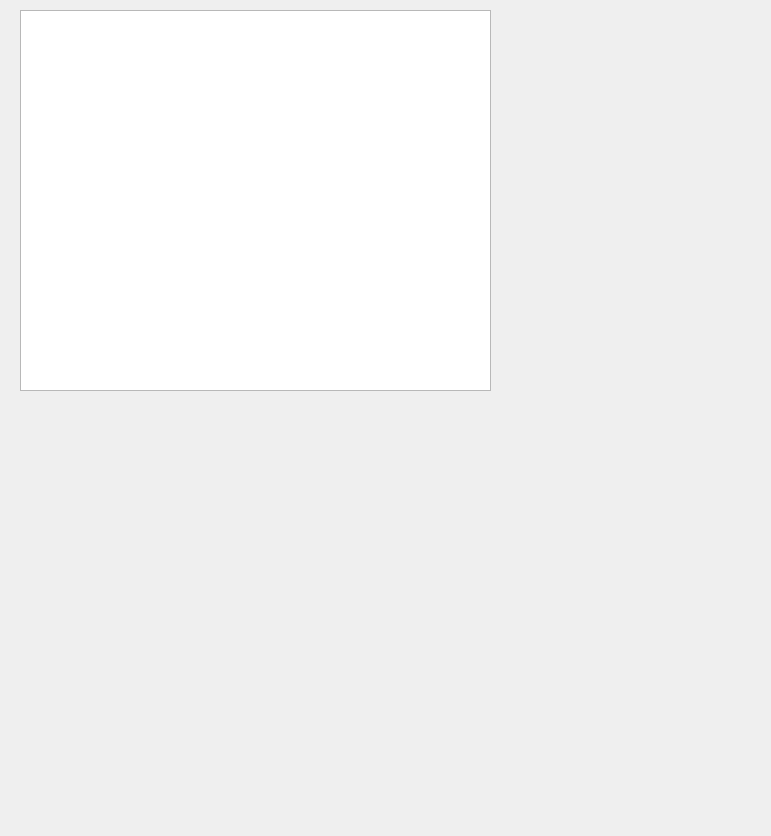
The window that ui/vosk_text.ui (onestep-ssw/voice_to_text) describes before a commit, drawn with Qt 5.
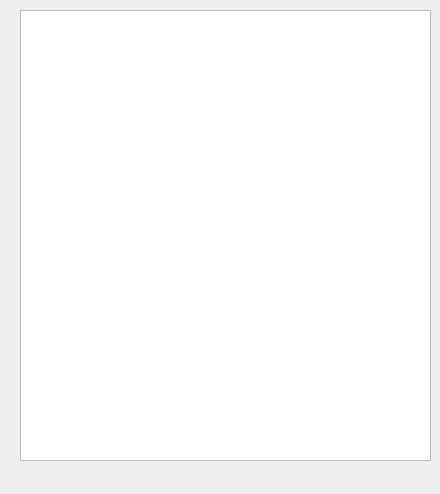
The same window after the commit.

Diff of the .ui file:
```diff
--- a/ui/vosk_text.ui
+++ b/ui/vosk_text.ui
@@ -6,8 +6,8 @@
    <rect>
     <x>0</x>
     <y>0</y>
-    <width>771</width>
-    <height>836</height>
+    <width>440</width>
+    <height>494</height>
    </rect>
   </property>
   <property name="windowTitle">
@@ -18,8 +18,8 @@
     <rect>
      <x>20</x>
      <y>10</y>
-     <width>471</width>
-     <height>381</height>
+     <width>411</width>
+     <height>451</height>
     </rect>
    </property>
   </widget>
```
